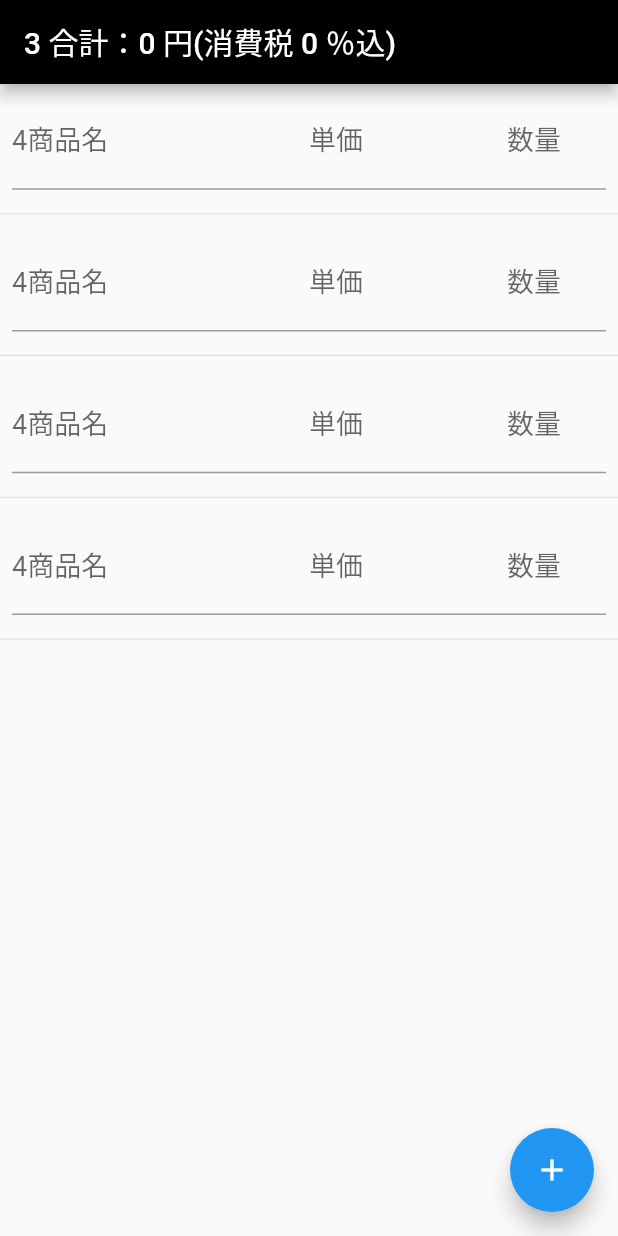
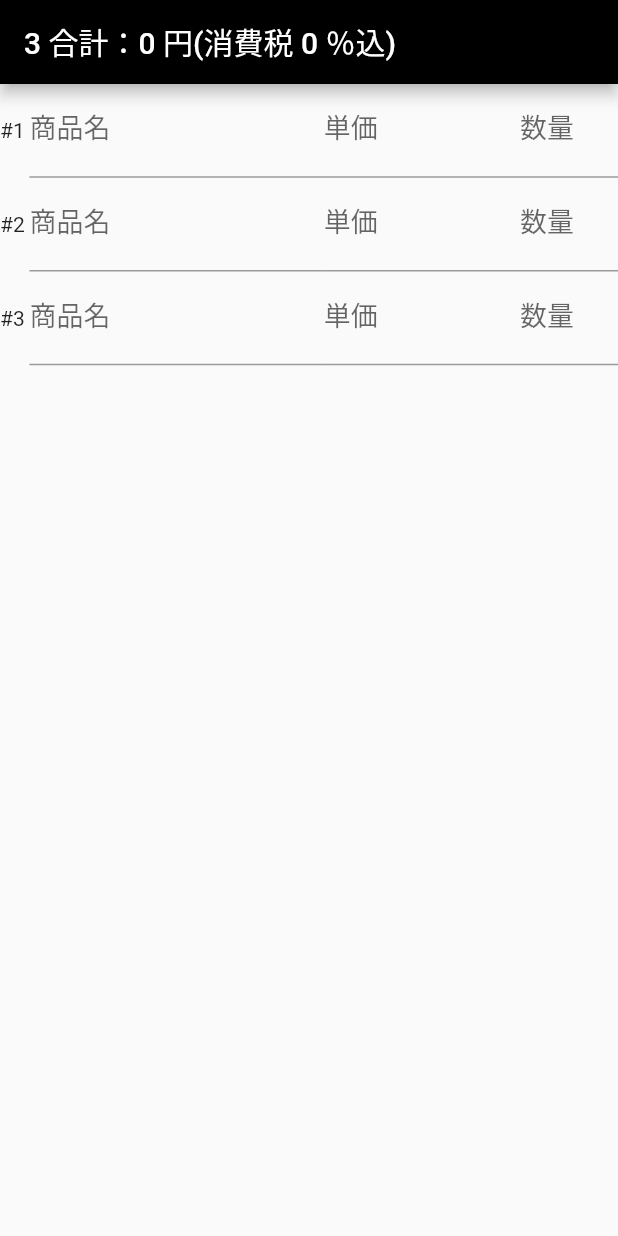
Before and after one commit to Nagao-Y/Android_shopping_list, a Flutter app: the screen it shows after launch, on a phone screen of 412 x 824 dp. Run offline on Flutter 3.47's test engine with Material 2 defaults, Android fonts, the phone set to English and light mode, and no system bars.

```diff
--- a/lib/main.dart
+++ b/lib/main.dart
@@ -1,4 +1,3 @@
-import 'package:flutter/cupertino.dart';
 import 'package:flutter/material.dart';
 
 
@@ -19,9 +18,6 @@ class MyApp extends StatelessWidget {
 }
 
 class MyHomePage extends StatefulWidget {
-  MyHomePage({Key key, this.title}) : super(key: key);
-  final String title;
-
   @override
   _MyHomePageState createState() => _MyHomePageState();
 }
@@ -29,47 +25,42 @@ class MyHomePage extends StatefulWidget {
 
 
 class _MyHomePageState extends State<MyHomePage> {
-  final myController = TextEditingController();
-  //final GlobalKey<ScaffoldState> _scaffoldKey = new GlobalKey<ScaffoldState>();
-  //int _id;
+  final GlobalKey<ScaffoldState> _scaffoldKey = new GlobalKey<ScaffoldState>();
+  int _id;
 
-  List<Map<String,dynamic>> listItems = [
-    {"id":1, "goods":"goods1","price":"100","pieces":"0"},
-    {"id":2, "goods":"goods2","price":"100","pieces":"0"},
-    {"id":3, "goods":"goods3","price":"100","pieces":"0"},
-  ];
   static int _thingCounter = 3;
   int _sum = 0;
   int _tax = 0;
-
 
   @override
   Widget build(BuildContext context) {
 
     return Scaffold(
+      key: _scaffoldKey,
       appBar: AppBar(
         title: Text('$_thingCounter 合計：$_sum 円(消費税 $_tax ％込)'),
         backgroundColor: Colors.black,
       ),
-      body:ListView.builder(
-            itemBuilder: (BuildContext context,int i){
-              if(i.isOdd) return Divider();
-              final index = i ~/ 2;
-              if(index < _thingCounter){
-                return Container( padding: const EdgeInsets.all(8),
+      body: new ListView(
+        children: new List.generate(_thingCounter, (int index){
+          index += 1;
+          return new Container(
             child: Row(children: [
+                    Expanded(
+                      flex: 3,
+                      child: Text("#$index"),
+                    ),
 
                  //商品名
                     Expanded(
                       flex: 30,
                       child: TextField(
                         decoration: InputDecoration(
-                          labelText: _thingCounter.toString() + "商品名",
+                          labelText: "商品名",
                         ),
                         style: new TextStyle(
                           fontSize: 18.0,
                         ),
-                        controller: myController,
                       ),
                     ),
 
@@ -85,7 +76,6 @@ class _MyHomePageState extends State<MyHomePage> {
                         style: new TextStyle(
                           fontSize: 18.0,
                         ),
-                        controller: myController
                       ),
                     ),
 
@@ -101,24 +91,24 @@ class _MyHomePageState extends State<MyHomePage> {
                         style: new TextStyle(
                           fontSize: 18.0,
                         ),
-                              controller: myController
                       ),
                     ),
-
             ],),
           );
-              }
-            }
+        },),
       ),
-
-      floatingActionButton: FloatingActionButton(
-        onPressed: _createNewList(),
-        tooltip: 'Increment',
-        child: Icon(Icons.add),
-      ), // This trailing comma makes auto-formatting nicer for build methods.
     );
   }
 
+
+  Widget addButtonBuild(BuildContext context){
+     return  FlatButton(
+       child: Text("+"),
+       onPressed: _createNewList(),
+       padding:EdgeInsets.all(10.0),
+       color: Colors.grey,
+     );
+  }
 
   _createNewList(){
     setState(() {//この中に変数の処理を書く
@@ -126,9 +116,9 @@ class _MyHomePageState extends State<MyHomePage> {
     });
   }
 
-  void  _changeItemData(int id,String goodsName,int price,int pieces){//数値を反映させる
+  _changeItemData(int id,String goodsName,int price,int pieces){//数値を反映させる
     setState(() {//この中に変数の処理を書く
-      listItems.add({"id":_thingCounter.toString(),"goods":goodsName,"price":price,"pieces":pieces});
+
     });
   }
 
```
Lines whose indentation alone changed are shown as unchanged.
